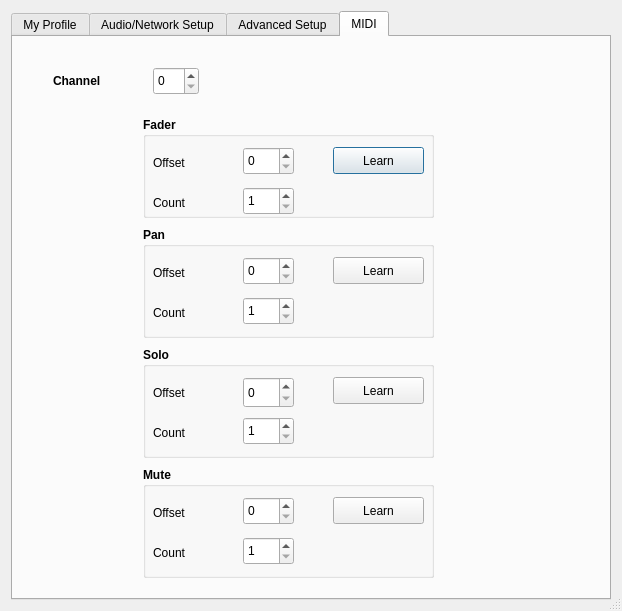
The window that src/clientsettingsdlgbase.ui (ignotus666/jamulus) describes before a commit, drawn with Qt 5.
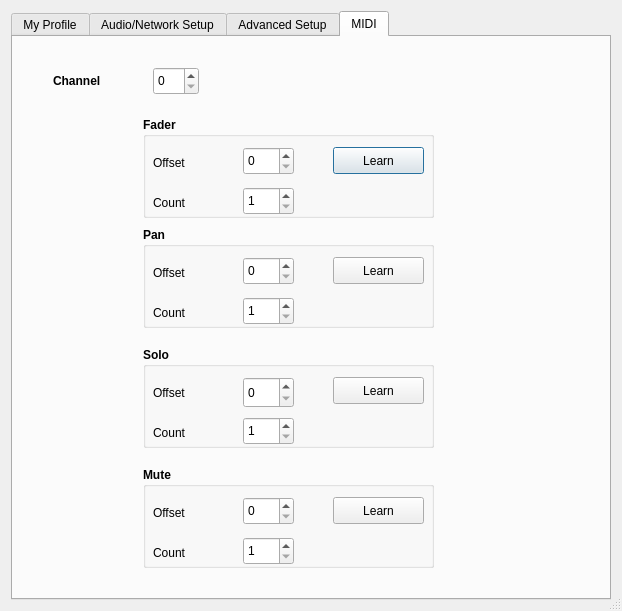
The same window after the commit. Icons and pictures are not drawn. Custom widgets are drawn as their Qt base class.

Commit message: Resize group boxes

Diff of the .ui file:
```diff
--- a/src/clientsettingsdlgbase.ui
+++ b/src/clientsettingsdlgbase.ui
@@ -1498,7 +1498,7 @@
          <x>130</x>
          <y>190</y>
          <width>291</width>
-         <height>111</height>
+         <height>101</height>
         </rect>
        </property>
        <property name="font">
@@ -1615,7 +1615,7 @@
          <x>130</x>
          <y>310</y>
          <width>291</width>
-         <height>111</height>
+         <height>101</height>
         </rect>
        </property>
        <property name="font">
@@ -1732,7 +1732,7 @@
          <x>130</x>
          <y>430</y>
          <width>291</width>
-         <height>111</height>
+         <height>101</height>
         </rect>
        </property>
        <property name="font">
```
